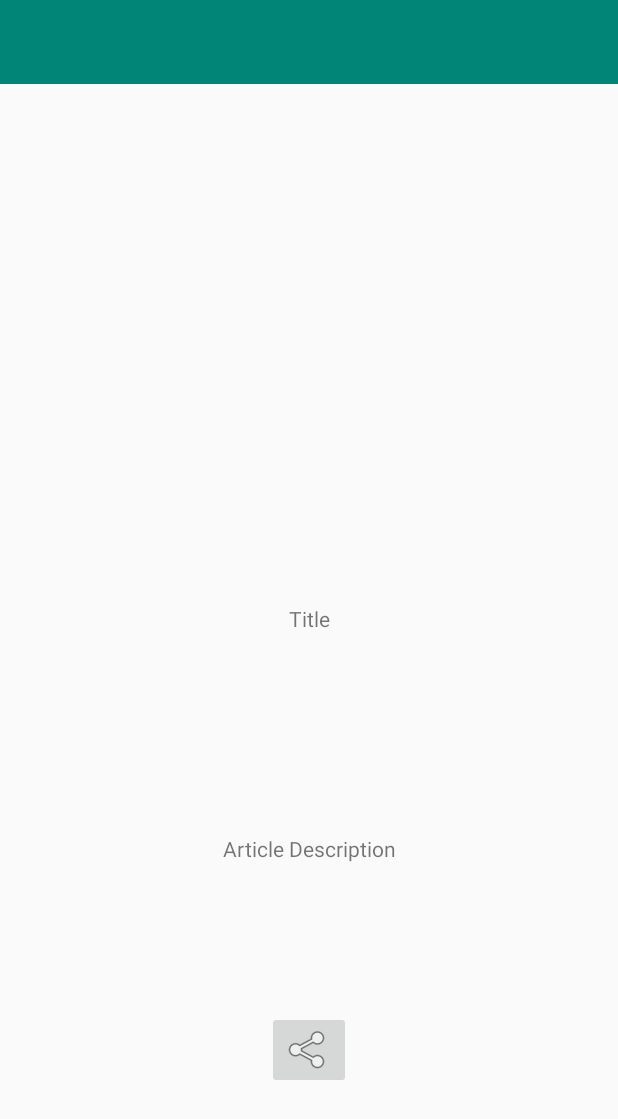
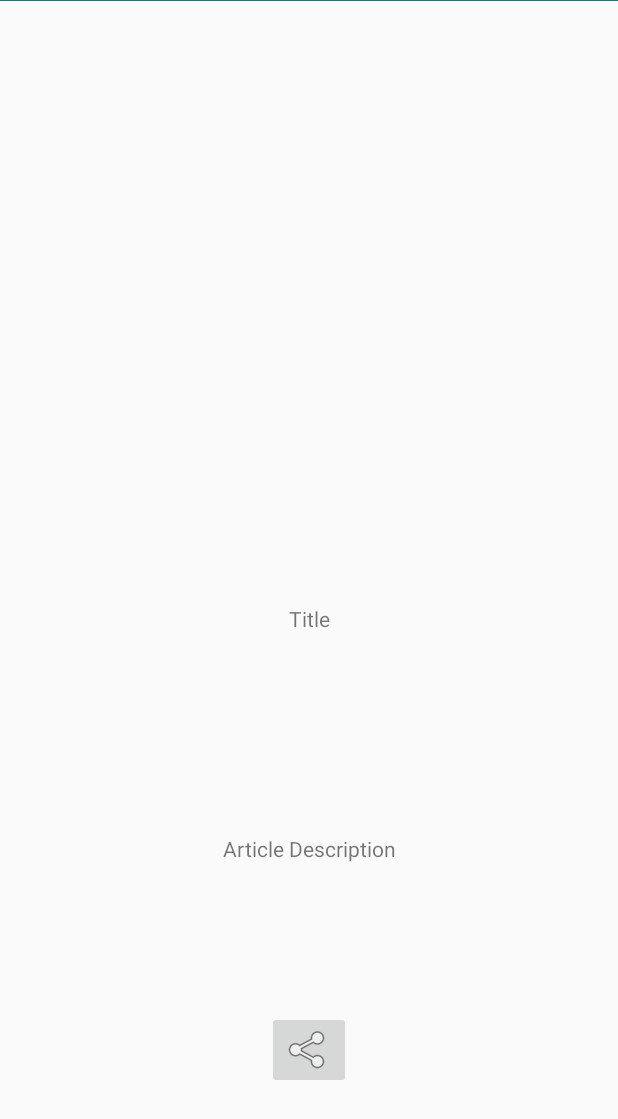
Before and after one commit to elijahverdoorn/nyt, an Android app: the layout detail_fragment.xml on its own in the app's theme, with its tools: preview values and no code run, on a phone screen of 412 x 824 dp. Shown: the top 1119 px of the screen. Run offline under Robolectric (Android 15) with nearby library versions, the phone set to English and light mode, and no system bars.

```diff
--- a/app/src/main/java/com/elijahverdoorn/nyt/viewmodels/DetailViewModel.kt
+++ b/app/src/main/java/com/elijahverdoorn/nyt/viewmodels/DetailViewModel.kt
@@ -1,10 +1,15 @@
 package com.elijahverdoorn.nyt.viewmodels
 
 import android.content.Intent
+import androidx.fragment.app.Fragment
 import androidx.lifecycle.ViewModel
 import com.elijahverdoorn.nyt.data.models.Story
 
 class DetailViewModel: ViewModel() {
+
+    fun back(fragment: Fragment) {
+        fragment.fragmentManager?.popBackStack()
+    }
 
     fun buildShareIntent(story: Story): Intent {
         val intent: Intent = Intent().apply {
--- a/app/src/main/res/layout/detail_fragment.xml
+++ b/app/src/main/res/layout/detail_fragment.xml
@@ -5,24 +5,13 @@
     android:layout_width="match_parent"
     android:layout_height="match_parent">
 
-    <androidx.appcompat.widget.Toolbar
-        android:id="@+id/detailToolbar"
-        android:layout_width="match_parent"
-        android:layout_height="wrap_content"
-        android:background="?attr/colorPrimary"
-        android:minHeight="?attr/actionBarSize"
-        android:theme="?attr/actionBarTheme"
-        app:layout_constraintTop_toTopOf="parent"
-        app:layout_constraintEnd_toEndOf="parent"
-        app:layout_constraintStart_toStartOf="parent"/>
-
     <ImageView
         android:id="@+id/articleImageView"
         android:layout_width="match_parent"
         android:layout_height="wrap_content"
         app:layout_constraintEnd_toEndOf="parent"
         app:layout_constraintStart_toStartOf="parent"
-        app:layout_constraintTop_toTopOf="@id/detailToolbar"
+        app:layout_constraintTop_toTopOf="parent"
         app:srcCompat="?attr/colorPrimary"
         android:contentDescription="@string/article_image" />
 
@@ -31,6 +20,7 @@
         android:layout_width="wrap_content"
         android:layout_height="wrap_content"
         android:text="@string/title"
+        android:textAlignment="center"
         app:layout_constraintBottom_toBottomOf="parent"
         app:layout_constraintEnd_toEndOf="parent"
         app:layout_constraintStart_toStartOf="parent"
@@ -40,6 +30,10 @@
         android:id="@+id/articleAbstract"
         android:layout_width="wrap_content"
         android:layout_height="wrap_content"
+        android:layout_marginLeft="10dp"
+        android:layout_marginRight="10dp"
+        android:paddingLeft="10dp"
+        android:paddingRight="10dp"
         android:text="@string/article_description"
         app:layout_constraintBottom_toBottomOf="parent"
         app:layout_constraintEnd_toEndOf="parent"
--- a/app/src/main/res/menu/options_menu.xml
+++ b/app/src/main/res/menu/options_menu.xml
@@ -4,7 +4,7 @@
     <item
         android:id="@+id/search"
         android:icon="@android:drawable/ic_menu_search"
-        android:title="Search"
+        android:title="@string/search"
         app:showAsAction="collapseActionView|ifRoom"
         app:actionViewClass="android.widget.SearchView" />
 </menu>
--- a/app/src/main/res/values/strings.xml
+++ b/app/src/main/res/values/strings.xml
@@ -7,4 +7,6 @@
     <string name="title">Title</string>
     <string name="article_description">Article Description</string>
     <string name="share_button">Share Button</string>
+    <string name="the_new_york_times">The New York Times</string>
+    <string name="search">Search</string>
 </resources>
--- a/app/src/main/res/values/styles.xml
+++ b/app/src/main/res/values/styles.xml
@@ -1,7 +1,7 @@
 <resources>
 
     <!-- Base application theme. -->
-    <style name="AppTheme" parent="Theme.AppCompat.Light.DarkActionBar">
+    <style name="AppTheme" parent="Theme.AppCompat.Light.NoActionBar">
         <!-- Customize your theme here. -->
         <item name="colorPrimary">@color/colorPrimary</item>
         <item name="colorPrimaryDark">@color/colorPrimaryDark</item>
```
Also changed, not shown: app/src/main/java/com/elijahverdoorn/nyt/activities/MainActivity.kt (+3 -42 lines), app/src/main/java/com/elijahverdoorn/nyt/fragments/DetailFragment.kt (+23 -4 lines), app/src/main/java/com/elijahverdoorn/nyt/fragments/HomeFragment.kt (+50 -3 lines), app/src/main/res/layout/activity_main.xml (+26 -1 lines).
